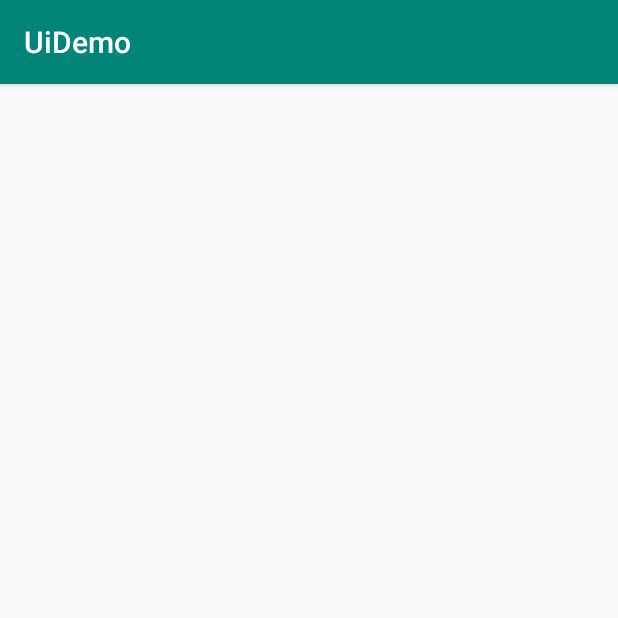
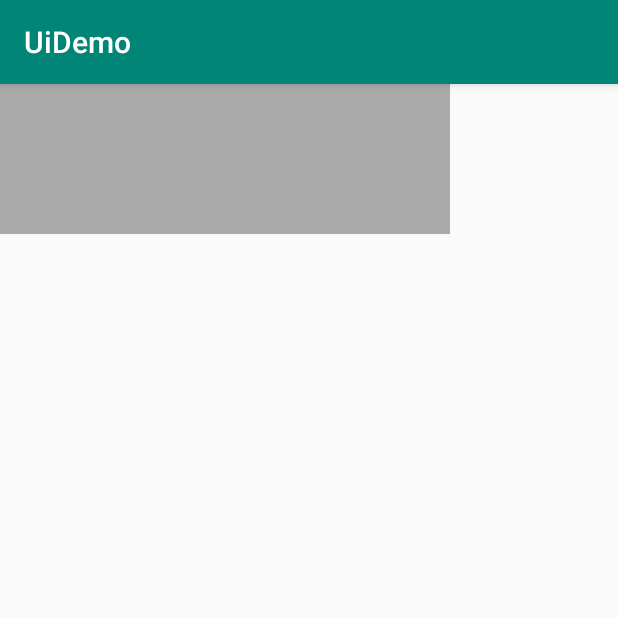
Before and after one commit to zavanton321/android-ui-demo, an Android app: the screen it shows after launch (StateListActivity before the commit, LevelListActivity after it), on a phone screen of 412 x 824 dp, the top half of it. Run offline under Robolectric (Android 15) with nearby library versions, the phone set to English and light mode, and no system bars.

Commit message:
level list

```diff
--- a/app/src/main/AndroidManifest.xml
+++ b/app/src/main/AndroidManifest.xml
@@ -14,13 +14,14 @@
         android:theme="@style/AppTheme"
         tools:ignore="GoogleAppIndexingWarning"
         >
-        <activity android:name=".state_list.StateListActivity">
+        <activity android:name=".level_list.LevelListActivity">
             <intent-filter>
                 <action android:name="android.intent.action.MAIN" />
 
                 <category android:name="android.intent.category.LAUNCHER" />
             </intent-filter>
         </activity>
+        <activity android:name=".state_list.StateListActivity" />
         <activity android:name=".layer_list.LayerListActivity" />
         <activity android:name=".demo.HostActivity" />
         <activity android:name=".main.MainActivity" />
--- /dev/null
+++ b/app/src/main/java/com/example/uidemo/level_list/LevelListActivity.kt
@@ -0,0 +1,13 @@
+package com.example.uidemo.level_list
+
+import androidx.appcompat.app.AppCompatActivity
+import android.os.Bundle
+import com.example.uidemo.R
+
+class LevelListActivity : AppCompatActivity() {
+
+    override fun onCreate(savedInstanceState: Bundle?) {
+        super.onCreate(savedInstanceState)
+        setContentView(R.layout.activity_level_list)
+    }
+}
--- /dev/null
+++ b/app/src/main/res/drawable/progress.xml
@@ -0,0 +1,20 @@
+<?xml version="1.0" encoding="utf-8"?>
+<level-list
+    xmlns:android="http://schemas.android.com/apk/res/android">
+
+    <item
+        android:drawable="@android:color/darker_gray"
+        android:maxLevel="33"
+        />
+
+    <item
+        android:drawable="@android:color/holo_blue_dark"
+        android:maxLevel="66"
+        />
+
+    <item
+        android:drawable="@android:color/black"
+        android:maxLevel="100"
+        />
+
+</level-list>
--- /dev/null
+++ b/app/src/main/res/layout/activity_level_list.xml
@@ -0,0 +1,18 @@
+<?xml version="1.0" encoding="utf-8"?>
+<FrameLayout
+    xmlns:android="http://schemas.android.com/apk/res/android"
+    xmlns:tools="http://schemas.android.com/tools"
+    android:layout_width="match_parent"
+    android:layout_height="match_parent"
+    tools:context=".level_list.LevelListActivity"
+    >
+
+    <ImageView
+        android:id="@+id/ivProgress"
+        android:layout_width="300dp"
+        android:layout_height="100dp"
+        android:src="@drawable/progress"
+        />
+
+
+</FrameLayout>
--- a/app/src/main/res/layout/activity_state_list.xml
+++ b/app/src/main/res/layout/activity_state_list.xml
@@ -1,11 +1,17 @@
 <?xml version="1.0" encoding="utf-8"?>
-<androidx.constraintlayout.widget.ConstraintLayout
+<FrameLayout
     xmlns:android="http://schemas.android.com/apk/res/android"
-    xmlns:app="http://schemas.android.com/apk/res-auto"
-    xmlns:tools="http://schemas.android.com/tools"
     android:layout_width="match_parent"
     android:layout_height="match_parent"
-    tools:context=".state_list.StateListActivity"
     >
 
-</androidx.constraintlayout.widget.ConstraintLayout>
+    <Button
+        android:id="@+id/btnCustom"
+        android:layout_width="wrap_content"
+        android:layout_height="wrap_content"
+        android:layout_gravity="center"
+        android:background="@drawable/custom_button"
+        android:text="OK"
+        />
+
+</FrameLayout>
```
Also changed, not shown: app/src/main/res/drawable/custom_button.xml (added, +15 -0 lines).
